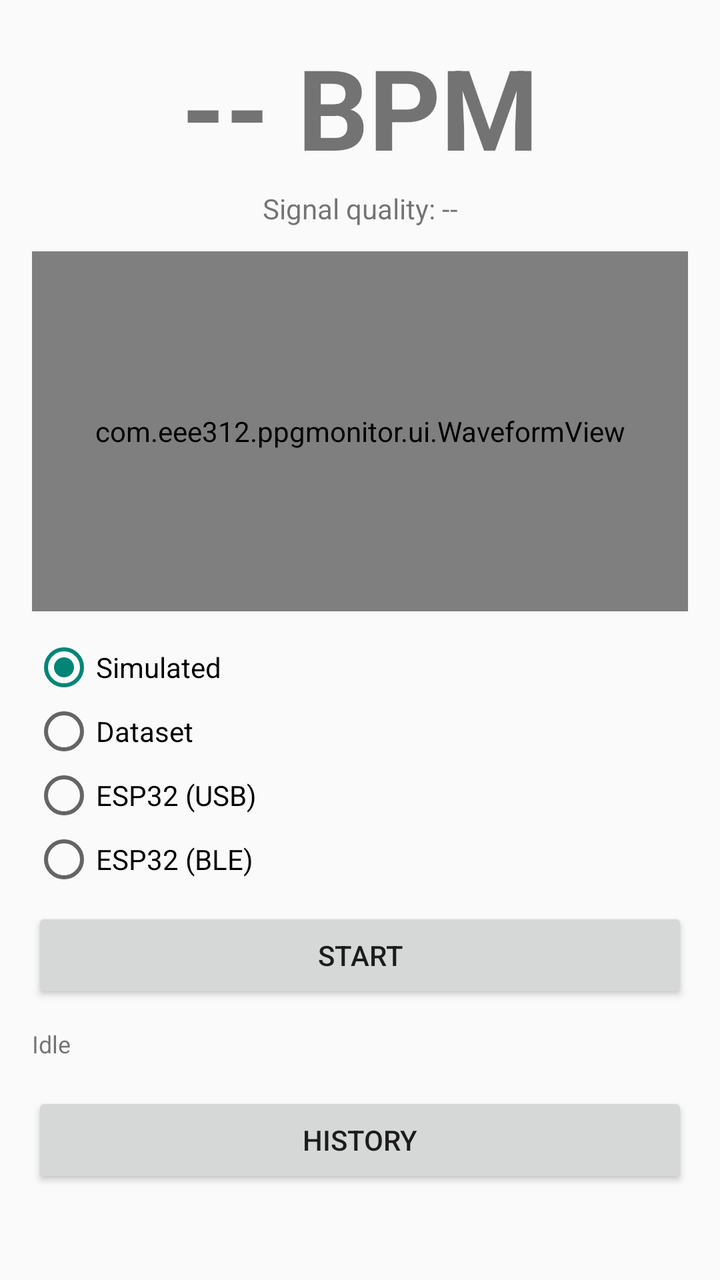
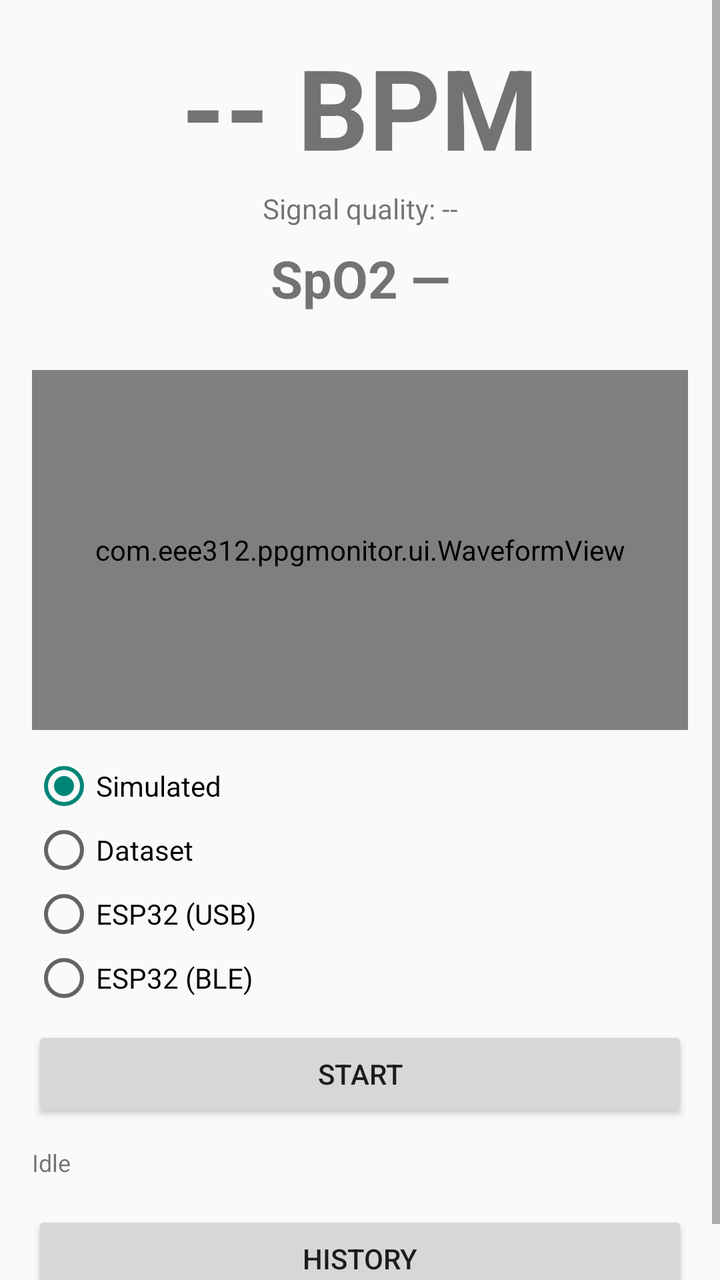

Compare the two renders of this Android layout. The source of the first and the diff that turns it into the second are given below.
<!-- AndroidManifest.xml: activity theme Theme.PPGMonitor -->
<!-- res/layout/activity_main.xml -->
<?xml version="1.0" encoding="utf-8"?>
<ScrollView xmlns:android="http://schemas.android.com/apk/res/android"
    android:layout_width="match_parent"
    android:layout_height="match_parent">

<LinearLayout
    android:layout_width="match_parent"
    android:layout_height="wrap_content"
    android:orientation="vertical"
    android:padding="16dp">

    <TextView
        android:id="@+id/tvHr"
        android:layout_width="match_parent"
        android:layout_height="wrap_content"
        android:text="-- BPM"
        android:textSize="56sp"
        android:textStyle="bold"
        android:gravity="center"
        android:layout_marginBottom="4dp" />

    <TextView
        android:id="@+id/tvRefHr"
        android:layout_width="match_parent"
        android:layout_height="wrap_content"
        android:text=""
        android:textSize="14sp"
        android:textStyle="bold"
        android:textColor="#1565C0"
        android:gravity="center"
        android:visibility="gone"
        android:layout_marginBottom="4dp" />

    <TextView
        android:id="@+id/tvSqi"
        android:layout_width="match_parent"
        android:layout_height="wrap_content"
        android:text="Signal quality: --"
        android:textSize="14sp"
        android:gravity="center"
        android:layout_marginBottom="12dp" />

    <com.eee312.ppgmonitor.ui.WaveformView
        android:id="@+id/waveformView"
        android:layout_width="match_parent"
        android:layout_height="180dp"
        android:layout_marginBottom="12dp" />

    <RadioGroup
        android:id="@+id/rgSource"
        android:layout_width="match_parent"
        android:layout_height="wrap_content"
        android:orientation="vertical"
        android:layout_marginBottom="8dp">

        <RadioButton
            android:id="@+id/rbSimulated"
            android:layout_width="wrap_content"
            android:layout_height="wrap_content"
            android:text="Simulated"
            android:checked="true" />

        <RadioButton
            android:id="@+id/rbDataset"
            android:layout_width="wrap_content"
            android:layout_height="wrap_content"
            android:text="Dataset" />

        <RadioButton
            android:id="@+id/rbUsb"
            android:layout_width="wrap_content"
            android:layout_height="wrap_content"
            android:text="ESP32 (USB)" />

        <RadioButton
            android:id="@+id/rbBle"
            android:layout_width="wrap_content"
            android:layout_height="wrap_content"
            android:text="ESP32 (BLE)" />
    </RadioGroup>

    <LinearLayout
        android:id="@+id/datasetOptionsPanel"
        android:layout_width="match_parent"
        android:layout_height="wrap_content"
        android:orientation="vertical"
        android:visibility="gone"
        android:layout_marginBottom="8dp">

        <Spinner
            android:id="@+id/spDataset"
            android:layout_width="match_parent"
            android:layout_height="wrap_content"
            android:layout_marginBottom="8dp" />

        <TextView
            android:layout_width="wrap_content"
            android:layout_height="wrap_content"
            android:text="Playback speed:"
            android:textSize="12sp" />

        <RadioGroup
            android:id="@+id/rgSpeed"
            android:layout_width="match_parent"
            android:layout_height="wrap_content"
            android:orientation="horizontal"
            android:layout_marginBottom="8dp">

            <RadioButton
                android:id="@+id/rb1x"
                android:layout_width="wrap_content"
                android:layout_height="wrap_content"
                android:text="1x"
                android:checked="true" />

            <RadioButton
                android:id="@+id/rb2x"
                android:layout_width="wrap_content"
                android:layout_height="wrap_content"
                android:text="2x"
                android:layout_marginStart="16dp" />

            <RadioButton
                android:id="@+id/rb4x"
                android:layout_width="wrap_content"
                android:layout_height="wrap_content"
                android:text="4x"
                android:layout_marginStart="16dp" />

            <RadioButton
                android:id="@+id/rbFast"
                android:layout_width="wrap_content"
                android:layout_height="wrap_content"
                android:text="Fast"
                android:layout_marginStart="16dp" />
        </RadioGroup>

        <CheckBox
            android:id="@+id/cbLoop"
            android:layout_width="wrap_content"
            android:layout_height="wrap_content"
            android:text="Loop" />

    </LinearLayout>

    <Button
        android:id="@+id/btnStartStop"
        android:layout_width="match_parent"
        android:layout_height="wrap_content"
        android:text="Start" />

    <TextView
        android:id="@+id/tvStatus"
        android:layout_width="match_parent"
        android:layout_height="wrap_content"
        android:text="Idle"
        android:textSize="12sp"
        android:layout_marginTop="12dp" />

    <Button
        android:id="@+id/btnHistory"
        android:layout_width="match_parent"
        android:layout_height="wrap_content"
        android:layout_marginTop="16dp"
        android:text="History" />

</LinearLayout>
</ScrollView>
<!-- resources referenced by this layout -->
<resources>
  <style name="Theme.PPGMonitor" parent="Theme.AppCompat.Light.NoActionBar" />
</resources>

<!-- the commit's change to res/layout/activity_main.xml (unified diff, before → after) -->
@@ -37,6 +37,24 @@
         android:layout_height="wrap_content"
         android:text="Signal quality: --"
         android:textSize="14sp"
+        android:gravity="center"
+        android:layout_marginBottom="8dp" />
+
+    <TextView
+        android:id="@+id/tvSpo2Live"
+        android:layout_width="match_parent"
+        android:layout_height="wrap_content"
+        android:text="SpO2 —"
+        android:textSize="26sp"
+        android:textStyle="bold"
+        android:gravity="center" />
+
+    <TextView
+        android:id="@+id/tvSpo2Detail"
+        android:layout_width="match_parent"
+        android:layout_height="wrap_content"
+        android:text=""
+        android:textSize="12sp"
         android:gravity="center"
         android:layout_marginBottom="12dp" />
 
